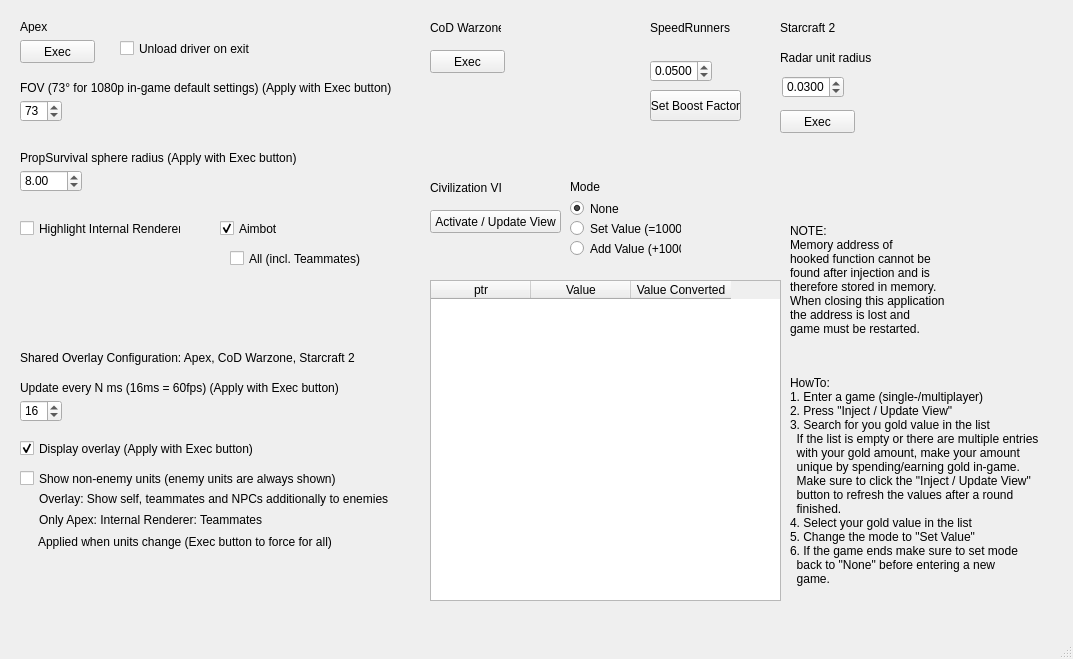
Before: the Qt Designer form speedrunners.ui in orkido/cheats, drawn with Qt 5.
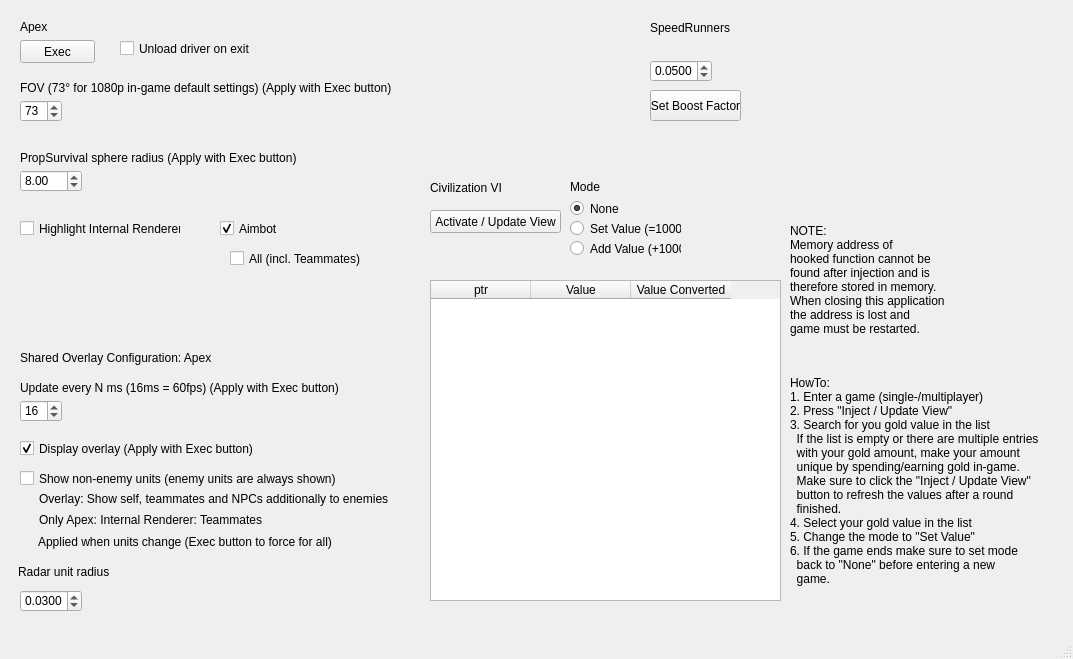
After: the same form once the commit is applied.

Commit message: Remove starcraft 2 overlay code

```diff
--- a/speedrunners.ui
+++ b/speedrunners.ui
@@ -277,32 +277,6 @@
      <string>All (incl. Teammates)</string>
     </property>
    </widget>
-   <widget class="QLabel" name="label_6">
-    <property name="geometry">
-     <rect>
-      <x>430</x>
-      <y>20</y>
-      <width>71</width>
-      <height>16</height>
-     </rect>
-    </property>
-    <property name="text">
-     <string>CoD Warzone</string>
-    </property>
-   </widget>
-   <widget class="QPushButton" name="bt_cod_warzone">
-    <property name="geometry">
-     <rect>
-      <x>430</x>
-      <y>50</y>
-      <width>75</width>
-      <height>23</height>
-     </rect>
-    </property>
-    <property name="text">
-     <string>Exec</string>
-    </property>
-   </widget>
    <widget class="QLabel" name="label_7">
     <property name="geometry">
      <rect>
@@ -313,7 +287,7 @@
      </rect>
     </property>
     <property name="text">
-     <string>Shared Overlay Configuration: Apex, CoD Warzone, Starcraft 2</string>
+     <string>Shared Overlay Configuration: Apex</string>
     </property>
    </widget>
    <widget class="QLabel" name="label_8">
@@ -434,32 +408,6 @@
      <string>Add Value (+1000)</string>
     </property>
    </widget>
-   <widget class="QPushButton" name="bt_starcraft2">
-    <property name="geometry">
-     <rect>
-      <x>780</x>
-      <y>110</y>
-      <width>75</width>
-      <height>23</height>
-     </rect>
-    </property>
-    <property name="text">
-     <string>Exec</string>
-    </property>
-   </widget>
-   <widget class="QLabel" name="label_10">
-    <property name="geometry">
-     <rect>
-      <x>780</x>
-      <y>20</y>
-      <width>61</width>
-      <height>16</height>
-     </rect>
-    </property>
-    <property name="text">
-     <string>Starcraft 2</string>
-    </property>
-   </widget>
    <widget class="QLabel" name="label_11">
     <property name="geometry">
      <rect>
@@ -529,8 +477,8 @@
    <widget class="QDoubleSpinBox" name="doubleSpinBox_overlay_starcraft2_radar_radius">
     <property name="geometry">
      <rect>
-      <x>782</x>
-      <y>76</y>
+      <x>20</x>
+      <y>590</y>
       <width>62</width>
       <height>22</height>
      </rect>
@@ -551,8 +499,8 @@
    <widget class="QLabel" name="label_15">
     <property name="geometry">
      <rect>
-      <x>780</x>
-      <y>50</y>
+      <x>18</x>
+      <y>564</y>
       <width>131</width>
       <height>16</height>
      </rect>
```
Left out of the diff: 36 changed lines with no effect on the pictures. The commit also changes 12 other files.
